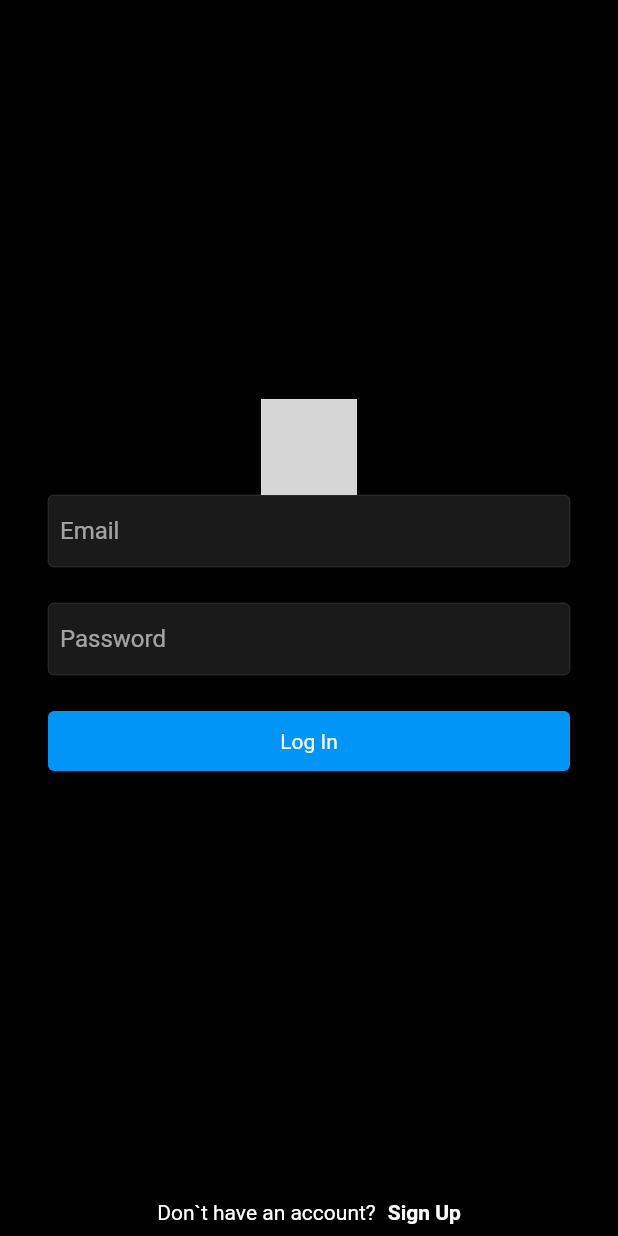
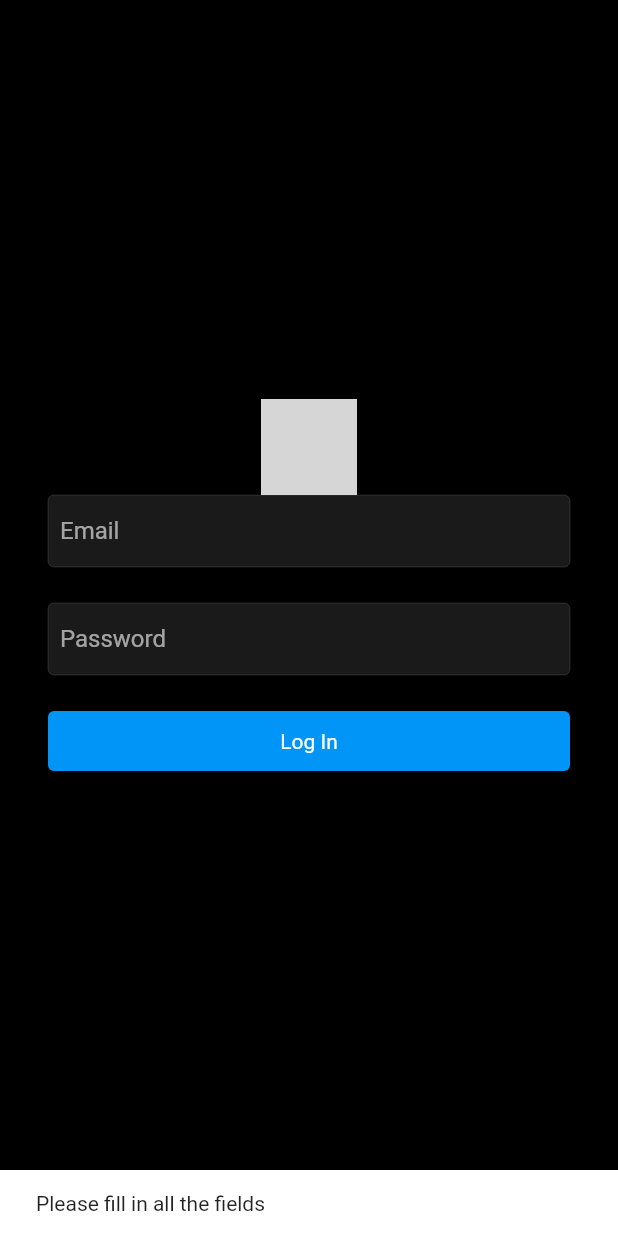
Before and after one commit to CodeWithJeet1204/Instagram-Clone, a Flutter app: the LoginScreen screen opened directly, after a tap on "Log In", on a phone screen of 412 x 824 dp. Run offline on Flutter 3.47's test engine with Material 2 defaults, Android fonts, the phone set to English and light mode, and no system bars; our stand-ins replace cloud_firestore, firebase_auth, firebase_core, firebase_storage, flutter_svg, image_picker; accounts and stored records are empty; key blocks and very long unbroken strings in the code were emptied for the run; grey boxes are pictures that could not be loaded.

```diff
--- a/lib/main.dart
+++ b/lib/main.dart
@@ -1,11 +1,7 @@
 import 'package:firebase_core/firebase_core.dart';
 import 'package:flutter/foundation.dart';
 import 'package:flutter/material.dart';
-// import 'package:insta/responsive/mobile_screen_layout.dart';
-// import 'package:insta/responsive/responsive_layout_screen.dart';
-// import 'package:insta/responsive/web_screen_layout.dart';
-// import 'package:insta/screens/login_screen.dart';
-import 'package:insta/screens/signup_screen.dart';
+import 'package:insta/screens/login_screen.dart';
 import 'package:insta/utilities/colors.dart';
 
 void main() async {
@@ -41,7 +37,7 @@ class MyApp extends StatelessWidget {
       //   mobileScreenLayout: MobileScreenLayout(),
       //   webScreenLayout: WebScreenLayout(),
       // ),
-      home: const SignUpScreen(),
+      home: const LoginScreen(),
     );
   }
 }
--- a/lib/resources/auth_methods.dart
+++ b/lib/resources/auth_methods.dart
@@ -64,4 +64,24 @@ class AuthMethods {
     }
     return res;
   }
+
+  // Logging in User
+  Future<String> logInUser({
+    required String email,
+    required String password,
+  }) async {
+    String res = "Some error occured";
+    try {
+      if (email.isNotEmpty || password.isNotEmpty) {
+        await _auth.signInWithEmailAndPassword(
+            email: email, password: password);
+        res = "success";
+      } else {
+        res = "Please fill in all the fields";
+      }
+    } catch (err) {
+      res = err.toString();
+    }
+    return res;
+  }
 }
--- a/lib/screens/login_screen.dart
+++ b/lib/screens/login_screen.dart
@@ -1,6 +1,8 @@
 import 'package:flutter/material.dart';
 import 'package:flutter_svg/flutter_svg.dart';
+import 'package:insta/resources/auth_methods.dart';
 import 'package:insta/utilities/colors.dart';
+import 'package:insta/utilities/utils.dart';
 import 'package:insta/widgets/text_field_input.dart';
 
 class LoginScreen extends StatefulWidget {
@@ -13,12 +15,35 @@ class LoginScreen extends StatefulWidget {
 class _LoginScreenState extends State<LoginScreen> {
   final TextEditingController _emailController = TextEditingController();
   final TextEditingController _passwordController = TextEditingController();
+  bool _isLoading = false;
 
   @override
   void dispose() {
     super.dispose();
     _emailController.dispose();
     _passwordController.dispose();
+  }
+
+  void loginUser() async {
+    setState(() {
+      _isLoading = true;
+    });
+    String res = await AuthMethods().logInUser(
+      email: _emailController.text,
+      password: _passwordController.text,
+    );
+
+    if (res == "success") {
+      setState(() {
+        _isLoading = false;
+      });
+    } else {
+      setState(() {
+        _isLoading = false;
+      });
+      // ignore: use_build_context_synchronously
+      showSnackBar(res, context);
+    }
   }
 
   @override
@@ -60,7 +85,7 @@ class _LoginScreenState extends State<LoginScreen> {
               const SizedBox(height: 24),
               // Button
               InkWell(
-                onTap: () {},
+                onTap: loginUser,
                 child: Container(
                   padding: const EdgeInsets.symmetric(vertical: 12),
                   width: double.infinity,
@@ -73,7 +98,13 @@ class _LoginScreenState extends State<LoginScreen> {
                       ),
                     ),
                   ),
-                  child: const Text("Log In"),
+                  child: _isLoading
+                      ? const Center(
+                          child: CircularProgressIndicator(
+                            color: primaryColor,
+                          ),
+                        )
+                      : const Text("Log In"),
                 ),
               ),
               const SizedBox(height: 12),
```
